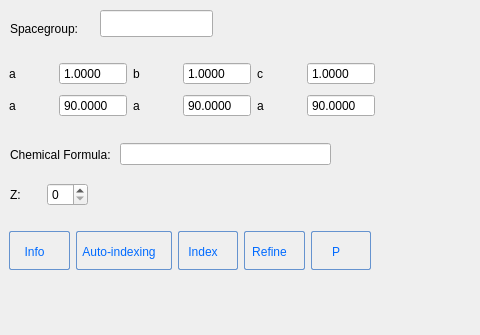
Before: the Qt Designer form apps/NSXQt/ui/Tree/UnitCellPropertyWidget.ui in k61n/openhkl, drawn with Qt 5; both pictures show x 0 to 480 and y 0 to 335 of the 717 by 335 pixel window.
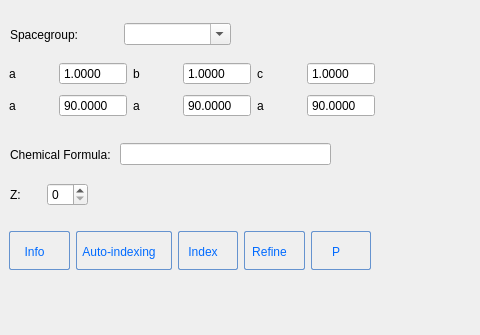
After: the same form once the commit is applied.

Commit message: Add pop-up menu in ComboBox for space group selection

Diff of the .ui file:
```diff
--- a/apps/NSXQt/ui/Tree/UnitCellPropertyWidget.ui
+++ b/apps/NSXQt/ui/Tree/UnitCellPropertyWidget.ui
@@ -505,28 +505,34 @@
     </item>
    </layout>
   </widget>
-  <widget class="QLabel" name="label_3">
+  <widget class="QWidget" name="layoutWidget">
    <property name="geometry">
     <rect>
      <x>10</x>
      <y>20</y>
-     <width>91</width>
-     <height>17</height>
+     <width>221</width>
+     <height>29</height>
     </rect>
    </property>
+   <layout class="QHBoxLayout" name="horizontalLayout_4">
+    <item>
+     <widget class="QLabel" name="label_3">
    <property name="text">
     <string>Spacegroup:</string>
    </property>
   </widget>
-  <widget class="QLineEdit" name="lineEdit_SpaceGroup">
-   <property name="geometry">
-    <rect>
-     <x>100</x>
-     <y>10</y>
-     <width>113</width>
-     <height>27</height>
-    </rect>
-   </property>
+    </item>
+    <item>
+     <widget class="QComboBox" name="comboBox">
+      <property name="toolTip">
+       <string>&lt;html&gt;&lt;head/&gt;&lt;body&gt;&lt;p&gt;Enter or select space group and &lt;/p&gt;&lt;p&gt;press Enter to validate your choice&lt;/p&gt;&lt;/body&gt;&lt;/html&gt;</string>
+      </property>
+      <property name="editable">
+       <bool>true</bool>
+      </property>
+     </widget>
+    </item>
+   </layout>
   </widget>
  </widget>
  <tabstops>
```
Lines whose indentation alone changed are shown as unchanged. The commit also changes 2 other files.
